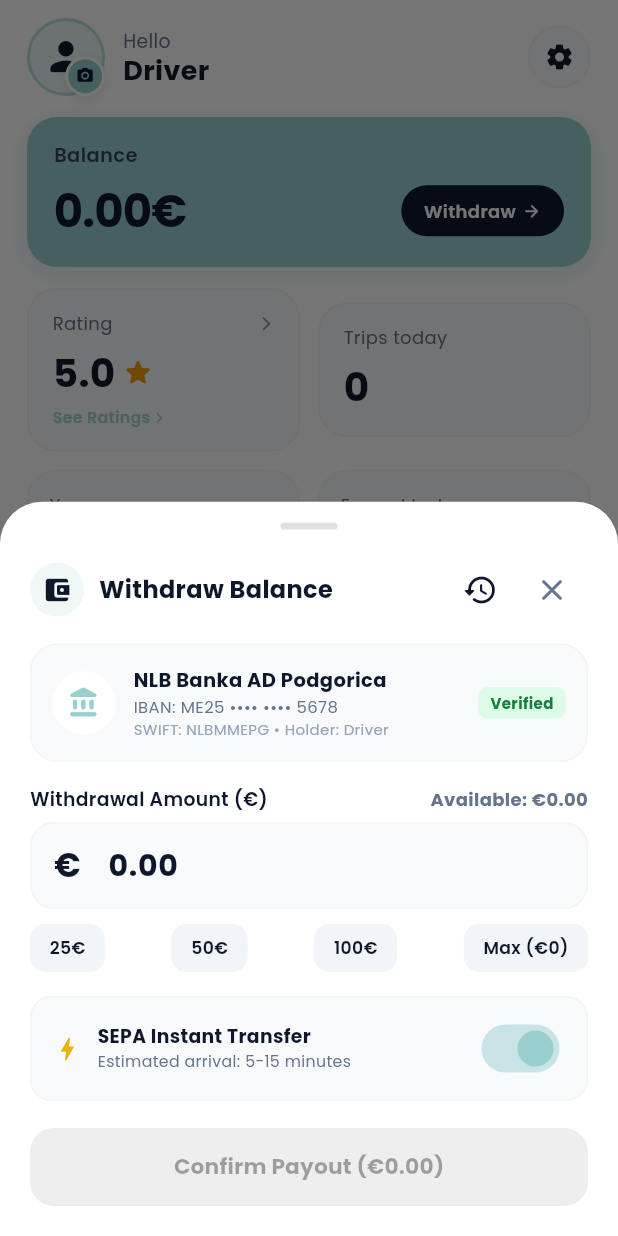
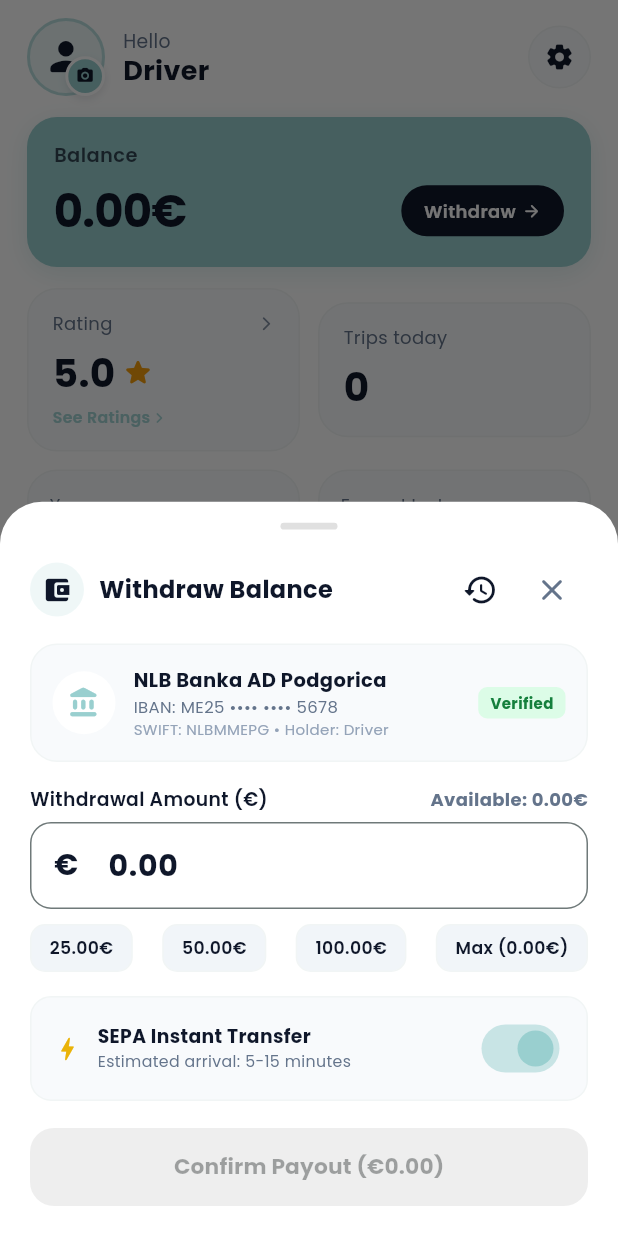
Before and after one commit to KnittyDev/RiviroDriverBalkans, a Flutter app: the screen it shows after launch, item 3 of the bottom bar chosen, after a tap on "Withdraw", on a phone screen of 412 x 824 dp. Run offline on Flutter 3.47's test engine with Material 3 defaults, Android fonts, the phone set to English and light mode, and no system bars; our stand-ins replace audioplayers, firebase_core, firebase_messaging, flutter_dotenv, flutter_local_notifications, flutter_svg and 11 more; missing offline and left inert: encrypt; accounts and stored records are empty; network calls fail.

Commit message:
review service / region modal integrated / settle debt modal / multti currency support

```diff
--- a/lib/screens/navigation/ride_navigation_screen.dart
+++ b/lib/screens/navigation/ride_navigation_screen.dart
@@ -25,6 +25,7 @@ class RideNavigationScreen extends StatefulWidget {
   final String pickupAddress;
   final String dropoffAddress;
   final String paymentMethod;
+  final String? fare;
 
   const RideNavigationScreen({
     super.key,
@@ -36,6 +37,7 @@ class RideNavigationScreen extends StatefulWidget {
     this.pickupAddress = 'Center Siedlce, Poland',
     this.dropoffAddress = 'Galeria Siedlce, Poland',
     this.paymentMethod = 'Online',
+    this.fare,
   });
 
   @override
@@ -816,7 +818,7 @@ class _RideNavigationScreenState extends State<RideNavigationScreen> {
                                     rideId: currentRideId,
                                     passengerName: passengerName,
                                     passengerAvatarUrl: passengerAvatar,
-                                    fare: '24.50€',
+                                    fare: widget.fare ?? '24.50€',
                                     tripId: '#TR-${currentRideId.substring(0, 4).toUpperCase()}',
                                   );
                                 }
--- a/lib/screens/profile/profile_screen.dart
+++ b/lib/screens/profile/profile_screen.dart
@@ -66,11 +66,11 @@ class _ProfileScreenState extends State<ProfileScreen> {
         child: ValueListenableBuilder<DriverStatsModel>(
           valueListenable: DriverStatsService.statsNotifier,
           builder: (context, stats, child) {
-            final balanceStr = '${stats.totalBalance.toStringAsFixed(2)}€';
+            final balanceStr = stats.formatCurrency(stats.totalBalance);
             final ratingStr = stats.rating.toStringAsFixed(1);
             final tripsStr = '${stats.tripsToday}';
             final carStr = stats.carModel;
-            final earnedTodayStr = '+${stats.earningsToday.toStringAsFixed(2)}€';
+            final earnedTodayStr = stats.formatCurrency(stats.earningsToday, includePlus: true);
 
             return RefreshIndicator(
               onRefresh: _loadAllDriverData,
--- a/lib/screens/profile/widgets/balance_card.dart
+++ b/lib/screens/profile/widgets/balance_card.dart
@@ -19,7 +19,14 @@ class BalanceCard extends StatelessWidget {
   @override
   Widget build(BuildContext context) {
     // Parse numeric balance
-    final cleanStr = balance.replaceAll('€', '').replaceAll('Lek', '').replaceAll('+', '').trim();
+    final cleanStr = balance
+        .replaceAll('€', '')
+        .replaceAll('Lek', '')
+        .replaceAll('den', '')
+        .replaceAll('MKD', '')
+        .replaceAll('RSD', '')
+        .replaceAll('+', '')
+        .trim();
     final double numBalance = double.tryParse(cleanStr) ?? 0.0;
     final bool isNegative = numBalance < 0.0 || balance.trim().startsWith('-');
 
@@ -27,7 +34,8 @@ class BalanceCard extends StatelessWidget {
       valueListenable: DriverStatsService.debtLimitNotifier,
       builder: (context, debtLimit, child) {
         final bool isLimitReached = numBalance <= debtLimit;
-        final String limitLabel = '-${debtLimit.abs().toStringAsFixed(0)}€';
+        final stats = DriverStatsService.statsNotifier.value;
+        final String limitLabel = stats.formatCurrency(-debtLimit.abs());
 
         return Container(
           width: double.infinity,
@@ -221,6 +229,7 @@ class BalanceCard extends StatelessWidget {
       backgroundColor: Colors.transparent,
       builder: (context) {
         final safeBottom = MediaQuery.of(context).padding.bottom + 18;
+        final stats = DriverStatsService.statsNotifier.value;
         final limitAmount = debtLimit.abs().toStringAsFixed(2);
         final currentAmount = numBalance.abs().toStringAsFixed(2);
 
@@ -328,14 +337,14 @@ class BalanceCard extends StatelessWidget {
                 icon: Icons.payments_outlined,
                 title: 'You Kept 100% of the Cash Fare',
                 description:
-                    'When passengers pay cash, you keep all of it in your pocket. The platform\'s small commission ($currentAmount€) is recorded to your balance.',
+                    'When passengers pay cash, you keep all of it in your pocket. The platform\'s small commission (${stats.formatCurrency(numBalance.abs())}) is recorded to your balance.',
               ),
               const SizedBox(height: 12),
               _buildExplanationItem(
                 icon: Icons.local_taxi_rounded,
                 title: 'Keep Taking Rides Freely',
                 description:
-                    'You are not blocked! You can freely continue accepting ride requests until reaching your maximum limit of -$limitAmount€.',
+                    'You are not blocked! You can freely continue accepting ride requests until reaching your maximum limit of ${stats.formatCurrency(-debtLimit.abs())}.',
               ),
               const SizedBox(height: 12),
               _buildExplanationItem(
--- a/lib/screens/profile/widgets/daily_income_chart.dart
+++ b/lib/screens/profile/widgets/daily_income_chart.dart
@@ -67,7 +67,7 @@ class _DailyIncomeChartState extends State<DailyIncomeChart> {
   String _getTotalIncome(DriverStatsModel stats) {
     switch (_selectedTimeframe) {
       case IncomeTimeframe.daily:
-        return '${stats.earningsToday.toStringAsFixed(2)}€';
+        return stats.formatCurrency(stats.earningsToday);
       case IncomeTimeframe.weekly:
         double weekSum = 0.0;
         for (final v in stats.weeklyDayEarnings.values) {
@@ -76,7 +76,7 @@ class _DailyIncomeChartState extends State<DailyIncomeChart> {
         if (weekSum <= 0 && stats.earningsToday > 0) {
           weekSum = stats.earningsToday;
         }
-        return '${weekSum.toStringAsFixed(2)}€';
+        return stats.formatCurrency(weekSum);
       case IncomeTimeframe.monthly:
         double monthSum = 0.0;
         for (final v in stats.monthlyEarnings.values) {
@@ -85,7 +85,7 @@ class _DailyIncomeChartState extends State<DailyIncomeChart> {
         if (monthSum <= 0) {
           monthSum = stats.earningsToday > 0 ? stats.earningsToday : stats.totalBalance.clamp(0.0, 999999.0);
         }
-        return '${monthSum.toStringAsFixed(2)}€';
+        return stats.formatCurrency(monthSum);
     }
   }
 
@@ -93,11 +93,11 @@ class _DailyIncomeChartState extends State<DailyIncomeChart> {
     switch (_selectedTimeframe) {
       case IncomeTimeframe.daily:
         final max = (stats.earningsToday > 0 ? stats.earningsToday * 1.4 : 100.0).clamp(50.0, 1000.0);
-        return '${max.toInt()}€';
+        return stats.formatCurrency(max.toInt());
       case IncomeTimeframe.weekly:
-        return '500€';
+        return stats.formatCurrency(500);
       case IncomeTimeframe.monthly:
-        return '2000€';
+        return stats.formatCurrency(2000);
     }
   }
 
@@ -105,11 +105,11 @@ class _DailyIncomeChartState extends State<DailyIncomeChart> {
     switch (_selectedTimeframe) {
       case IncomeTimeframe.daily:
         final mid = (stats.earningsToday > 0 ? stats.earningsToday * 0.7 : 50.0).clamp(25.0, 500.0);
-        return '${mid.toInt()}€';
+        return stats.formatCurrency(mid.toInt());
       case IncomeTimeframe.weekly:
-        return '250€';
+        return stats.formatCurrency(250);
       case IncomeTimeframe.monthly:
-        return '1000€';
+        return stats.formatCurrency(1000);
     }
   }
 
--- a/lib/services/auth_service.dart
+++ b/lib/services/auth_service.dart
@@ -18,6 +18,7 @@ class DriverProfileModel {
   final double? currentLat;
   final double? currentLng;
   final String? avatarUrl;
+  final String accountCountry;
 
   DriverProfileModel({
     required this.id,
@@ -29,6 +30,7 @@ class DriverProfileModel {
     this.currentLat,
     this.currentLng,
     this.avatarUrl,
+    this.accountCountry = 'ME',
   });
 
   factory DriverProfileModel.fromJson(Map<String, dynamic> json) {
@@ -42,6 +44,7 @@ class DriverProfileModel {
       currentLat: json['current_lat'] != null ? (json['current_lat'] as num).toDouble() : null,
       currentLng: json['current_lng'] != null ? (json['current_lng'] as num).toDouble() : null,
       avatarUrl: json['avatar_url'] as String?,
+      accountCountry: (json['account_country'] ?? json['accountCountry'] ?? 'ME').toString().toUpperCase(),
     );
   }
 
@@ -56,6 +59,7 @@ class DriverProfileModel {
       'current_lat': currentLat,
       'current_lng': currentLng,
       'avatar_url': avatarUrl,
+      'account_country': accountCountry,
     };
   }
 
--- a/lib/services/driver_stats_service.dart
+++ b/lib/services/driver_stats_service.dart
@@ -1,6 +1,7 @@
 import 'package:flutter/foundation.dart';
 import 'package:supabase_flutter/supabase_flutter.dart';
 import 'auth_service.dart';
+import 'hot_potato_dispatch_service.dart';
 
 class DriverStatsModel {
   final double rating;
@@ -14,6 +15,9 @@ class DriverStatsModel {
   final String carPlate;
   final String carYear;
   final String carColor;
+  final String accountCountry;
+  final String currencyCode;
+  final String currencySymbol;
   final Map<String, double> hourlyEarningsToday;
   final Map<String, double> weeklyDayEarnings;
   final Map<String, double> monthlyEarnings;
@@ -30,10 +34,22 @@ class DriverStatsModel {
     this.carPlate = '',
     this.carYear = '2022',
     this.carColor = 'Black Metallic',
+    this.accountCountry = 'ME',
+    this.currencyCode = 'EUR',
+    this.currencySymbol = '€',
     this.hourlyEarningsToday = const {},
     this.weeklyDayEarnings = const {},
     this.monthlyEarnings = const {},
   });
+
+  String formatCurrency(num? amount, {bool includePlus = false}) {
+    return CurrencyHelper.formatFare(
+      amount,
+      currencySymbol: currencySymbol,
+      currencyCode: currencyCode,
+      includePlus: includePlus,
+    );
+  }
 }
 
 class DriverStatsService {
@@ -105,6 +121,13 @@ class DriverStatsService {
       String carPlate = profileRow?['vehicle_plate']?.toString() ?? 'PG-TX-789';
       String carYear = profileRow?['car_year']?.toString() ?? '2022';
       String carColor = profileRow?['vehicle_color']?.toString() ?? 'Black Metallic';
+      String accountCountry = (profileRow?['account_country'] ?? 'ME').toString().toUpperCase();
+      String currencyCode = accountCountry == 'MK'
+          ? 'MKD'
+          : (accountCountry == 'AL' ? 'ALL' : (accountCountry == 'RS' ? 'RSD' : 'EUR'));
+      String currencySymbol = accountCountry == 'MK'
+          ? 'MKD'
+          : (accountCountry == 'AL' ? 'Lek' : (accountCountry == 'RS' ? 'RSD' : '€'));
       double driverWallet = (profileRow?['driver_wallet'] as num?)?.toDouble() ??
           (profileRow?['wallet_balance'] as num?)?.toDouble() ??
           0.0;
@@ -203,13 +226,16 @@ class DriverStatsService {
         carPlate: carPlate,
         carYear: carYear,
         carColor: carColor,
+        accountCountry: accountCountry,
+        currencyCode: currencyCode,
+        currencySymbol: currencySymbol,
         hourlyEarningsToday: hourly,
         weeklyDayEarnings: weekly,
         monthlyEarnings: monthly,
       );
 
       statsNotifier.value = updatedStats;
-      debugPrint('✅ [DriverStatsService] Stats loaded: Trips Today=$tripsToday, Earnings Today=${earningsToday.toStringAsFixed(2)}€, Car=$carModel, Plate=$carPlate, Driver Wallet=${effectiveBalance.toStringAsFixed(2)}€');
+      debugPrint('✅ [DriverStatsService] Stats loaded: Trips Today=$tripsToday, Earnings Today=${updatedStats.formatCurrency(earningsToday)}, Car=$carModel, Driver Wallet=${updatedStats.formatCurrency(effectiveBalance)} (Country: $accountCountry)');
 
       return updatedStats;
     } catch (e, stack) {
--- a/lib/services/hot_potato_dispatch_service.dart
+++ b/lib/services/hot_potato_dispatch_service.dart
@@ -10,6 +10,64 @@ import 'ride_alert_service.dart';
 import '../screens/main_screen.dart';
 import '../widgets/hot_potato_ride_offer_modal.dart';
 import '../widgets/rider_chat_modal.dart';
+
+class CurrencyHelper {
+  /// Dynamically formats a ride fare with its currency symbol/code.
+  /// Examples:
+  /// - 1500 with 'den' / 'MKD' -> '1500 den' (or '+1500 den')
+  /// - 24.50 with '€' / 'EUR'  -> '24.50€'   (or '+24.50€')
+  /// - 500 with 'Lek' / 'ALL'  -> '500 Lek'
+  /// - 600 with 'RSD'          -> '600 RSD'
+  static String formatFare(
+    num? amount, {
+    String? currencySymbol,
+    String? currencyCode,
+    bool includePlus = false,
+  }) {
+    if (amount == null) {
+      return includePlus ? '+0.00€' : '0.00€';
+    }
+
+    final double val = amount.toDouble();
+
+    // Determine symbol
+    String symbol = (currencySymbol != null && currencySymbol.trim().isNotEmpty)
+        ? currencySymbol.trim()
+        : '';
+
+    if (symbol.toLowerCase() == 'den') {
+      symbol = 'MKD';
+    }
+
+    if (symbol.isEmpty) {
+      final code = (currencyCode ?? '').toUpperCase();
+      if (code == 'MKD') {
+        symbol = 'MKD';
+      } else if (code == 'ALL') {
+        symbol = 'Lek';
+      } else if (code == 'RSD') {
+        symbol = 'RSD';
+      } else {
+        symbol = '€';
+      }
+    }
+
+    final String lowerSymbol = symbol.toLowerCase();
+    final bool isIntegerCurrency = ['den', 'lek', 'rsd', 'mkd', 'all'].contains(lowerSymbol);
+    final String prefix = includePlus ? '+' : '';
+
+    if (symbol == '€') {
+      return '$prefix${val.toStringAsFixed(2)}€';
+    } else if (isIntegerCurrency) {
+      final String formattedNum = (val % 1 == 0)
+          ? val.toInt().toString()
+          : val.toStringAsFixed(2);
+      return '$prefix$formattedNum $symbol';
+    } else {
+      return '$prefix${val.toStringAsFixed(2)} $symbol';
+    }
+  }
+}
 
 class RideOfferModel {
   final String offerId;
@@ -25,6 +83,8 @@ class RideOfferModel {
   final double destinationLat;
   final double destinationLng;
   final double fareAmount;
+  final String currencySymbol;
+  final String currencyCode;
   final String rideType;
   final String paymentMethod;
   final String passengerName;
@@ -45,6 +105,8 @@ class RideOfferModel {
     required this.destinationLat,
     required this.destinationLng,
     required this.fareAmount,
+    this.currencySymbol = '€',
+    this.currencyCode = 'EUR',
     this.rideType = 'Standard',
     this.paymentMethod = 'Cash',
     this.passengerName = 'Customer',
@@ -342,11 +404,19 @@ class HotPotatoDispatchService {
         destinationLat: (rideData['destination_lat'] as num?)?.toDouble() ?? 42.450,
         destinationLng: (rideData['destination_lng'] as num?)?.toDouble() ?? 19.285,
         fareAmount: (rideData['fare_amount'] as num?)?.toDouble() ?? 24.50,
+        currencySymbol: rideData['currency_symbol']?.toString() ?? offerRecord['currency_symbol']?.toString() ?? '€',
+        currencyCode: rideData['currency_code']?.toString() ?? offerRecord['currency_code']?.toString() ?? 'EUR',
         rideType: rideData['ride_type'] ?? 'Standard Ride',
         paymentMethod: rideData['payment_method'] ?? 'Cash',
         passengerName: rideData['passenger_name'] ?? 'Arif CAN',
         passengerPhone: rideData['passenger_phone'] ?? '',
         passengerAvatarUrl: rideData['passenger_avatar_url'],
+      );
+
+      final formattedFare = CurrencyHelper.formatFare(
+        offerModel.fareAmount,
+        currencySymbol: offerModel.currencySymbol,
+        currencyCode: offerModel.currencyCode,
       );
 
       // Play sound and trigger vibration alert
@@ -355,7 +425,7 @@ class HotPotatoDispatchService {
       // Show system notification with interactive Accept & Refuse action buttons
       PushNotificationService.showRideOfferNotification(
         id: rideId.hashCode & 0x7FFFFFFF,
-        title: '🚖 New Ride Request (€${offerModel.fareAmount.toStringAsFixed(2)})',
+        title: '🚖 New Ride Request ($formattedFare)',
         body: '${offerModel.pickupAddress} ➔ ${offerModel.destinationAddress}',
         payload: jsonEncode({
           'type': 'ride_offer',
@@ -363,6 +433,8 @@ class HotPotatoDispatchService {
           'offer_id': offerId,
           'driver_id': driverId,
           'fare_amount': offerModel.fareAmount,
+          'currency_symbol': offerModel.currencySymbol,
+          'currency_code': offerModel.currencyCode,
           'pickup_address': offerModel.pickupAddress,
           'destination_address': offerModel.destinationAddress,
           'passenger_name': offerModel.passengerName,
--- a/lib/services/review_service.dart
+++ b/lib/services/review_service.dart
@@ -1,6 +1,7 @@
 import 'package:flutter/material.dart';
 import 'package:supabase_flutter/supabase_flutter.dart';
 import 'auth_service.dart';
+import 'hot_potato_dispatch_service.dart';
 import '../widgets/trip_review_modal.dart';
 
 class ReviewService {
@@ -161,7 +162,12 @@ class ReviewService {
         final rideId = pendingRide['id']?.toString() ?? '';
         final passengerName = pendingRide['passenger_name']?.toString() ?? 'Passenger';
         final passengerAvatarUrl = pendingRide['passenger_avatar_url']?.toString();
-        final fare = pendingRide['fare_amount'] != null ? '${pendingRide['fare_amount']}€' : '24.50€';
+        final fareNum = (pendingRide['fare_amount'] as num?)?.toDouble();
+        final fare = CurrencyHelper.formatFare(
+          fareNum,
+          currencySymbol: pendingRide['currency_symbol']?.toString(),
+          currencyCode: pendingRide['currency_code']?.toString(),
+        );
 
         TripReviewModal.show(
           context,
--- a/lib/widgets/hot_potato_ride_offer_modal.dart
+++ b/lib/widgets/hot_potato_ride_offer_modal.dart
@@ -283,7 +283,11 @@ class _HotPotatoRideOfferModalState extends State<HotPotatoRideOfferModal>
                       ),
                     ),
                     Text(
-                      '${widget.offer.fareAmount.toStringAsFixed(2)}€',
+                      CurrencyHelper.formatFare(
+                        widget.offer.fareAmount,
+                        currencySymbol: widget.offer.currencySymbol,
+                        currencyCode: widget.offer.currencyCode,
+                      ),
                       style: GoogleFonts.poppins(
                         fontSize: 28,
                         fontWeight: FontWeight.bold,
--- a/lib/widgets/withdraw_modal.dart
+++ b/lib/widgets/withdraw_modal.dart
@@ -330,16 +330,21 @@ class _WithdrawModalState extends State<WithdrawModal> {
         ),
         const SizedBox(height: 16),
 
-        // Available Balance Notice
+        Builder(builder: (context) {
+          final stats = DriverStatsService.statsNotifier.value;
+          final symbol = stats.currencySymbol;
+          return Column(
+            crossAxisAlignment: CrossAxisAlignment.start,
+            children: [
               Row(
                 mainAxisAlignment: MainAxisAlignment.spaceBetween,
                 children: [
                   Text(
-              'Withdrawal Amount (€)',
+                    'Withdrawal Amount ($symbol)',
                     style: GoogleFonts.poppins(fontSize: 12.5, fontWeight: FontWeight.w600, color: AppColors.textDark),
                   ),
                   Text(
-              'Available: €${_currentWallet.toStringAsFixed(2)}',
+                    'Available: ${stats.formatCurrency(_currentWallet)}',
                     style: GoogleFonts.poppins(
                       fontSize: 12,
                       fontWeight: FontWeight.bold,
@@ -356,27 +361,23 @@ class _WithdrawModalState extends State<WithdrawModal> {
                 keyboardType: const TextInputType.numberWithOptions(decimal: true),
                 style: GoogleFonts.poppins(fontSize: 20, fontWeight: FontWeight.bold, color: AppColors.textDark),
                 decoration: InputDecoration(
-            prefixIcon: const Padding(
-              padding: EdgeInsets.only(left: 16, right: 8, top: 12, bottom: 12),
+                  prefixIcon: Padding(
+                    padding: const EdgeInsets.only(left: 16, right: 8, top: 12, bottom: 12),
                     child: Text(
-                '€',
-                style: TextStyle(fontSize: 22, fontWeight: FontWeight.bold, color: AppColors.textDark),
+                      symbol,
+                      style: const TextStyle(fontSize: 20, fontWeight: FontWeight.bold, color: AppColors.textDark),
                     ),
                   ),
-            filled: true,
-            fillColor: const Color(0xFFF8FAFC),
+                  hintText: '0.00',
+                  hintStyle: GoogleFonts.poppins(color: AppColors.textMuted.withValues(alpha: 0.5)),
                   contentPadding: const EdgeInsets.symmetric(horizontal: 16, vertical: 14),
                   border: OutlineInputBorder(
-              borderRadius: BorderRadius.circular(16),
-              borderSide: const BorderSide(color: AppColors.border),
-            ),
-            enabledBorder: OutlineInputBorder(
-              borderRadius: BorderRadius.circular(16),
+                    borderRadius: BorderRadius.circular(14),
                     borderSide: const BorderSide(color: AppColors.border),
                   ),
                   focusedBorder: OutlineInputBorder(
-              borderRadius: BorderRadius.circular(16),
-              borderSide: const BorderSide(color: AppColors.primary, width: 1.5),
+                    borderRadius: BorderRadius.circular(14),
+                    borderSide: const BorderSide(color: AppColors.primary, width: 2),
                   ),
                 ),
               ),
@@ -386,12 +387,15 @@ class _WithdrawModalState extends State<WithdrawModal> {
               Row(
                 mainAxisAlignment: MainAxisAlignment.spaceBetween,
                 children: [
-            _buildPresetChip('25€', '25.00'),
-            _buildPresetChip('50€', '50.00'),
-            _buildPresetChip('100€', '100.00'),
-            _buildPresetChip('Max (€${_currentWallet.toStringAsFixed(0)})', _currentWallet.toStringAsFixed(2)),
+                  _buildPresetChip(stats.formatCurrency(stats.accountCountry == 'MK' ? 1000 : 25), stats.accountCountry == 'MK' ? '1000.00' : '25.00'),
+                  _buildPresetChip(stats.formatCurrency(stats.accountCountry == 'MK' ? 2500 : 50), stats.accountCountry == 'MK' ? '2500.00' : '50.00'),
+                  _buildPresetChip(stats.formatCurrency(stats.accountCountry == 'MK' ? 5000 : 100), stats.accountCountry == 'MK' ? '5000.00' : '100.00'),
+                  _buildPresetChip('Max (${stats.formatCurrency(_currentWallet)})', _currentWallet.toStringAsFixed(2)),
                 ],
               ),
+            ],
+          );
+        }),
         const SizedBox(height: 16),
 
         // Payout Method Speed Selection
```
Also changed, not shown: lib/screens/home/home_screen.dart (+9 -3 lines), lib/screens/orders/orders_screen.dart (+13 -2 lines), lib/services/push_notification_service.dart (+13 -2 lines), lib/widgets/settle_debt_modal.dart (+37 -20 lines). Lines whose indentation alone changed are shown as unchanged.
